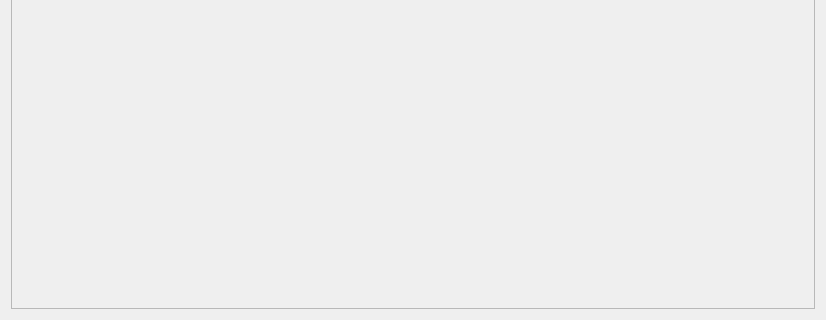
Qt form widgetdisplayvocab.ui (EldernXa/LearnVocab) before a commit; both pictures show x 0 to 826 and y 225 to 545 of the 826 by 545 pixel window.
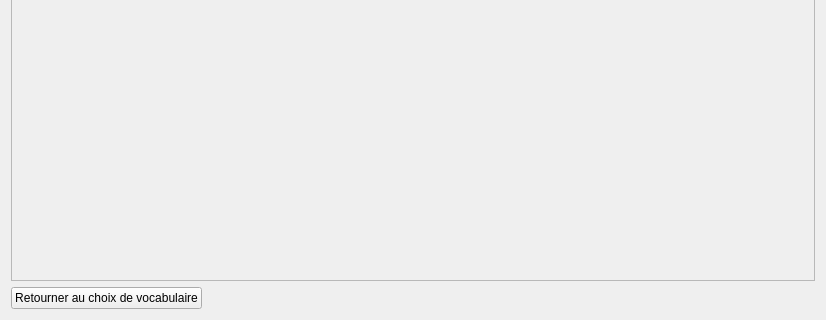
The same form after that commit.

What changed in the file:
```diff
--- a/widgetdisplayvocab.ui
+++ b/widgetdisplayvocab.ui
@@ -31,7 +31,7 @@
         <x>0</x>
         <y>0</y>
         <width>806</width>
-        <height>525</height>
+        <height>492</height>
        </rect>
       </property>
       <layout class="QVBoxLayout" name="verticalLayout">
@@ -42,6 +42,30 @@
      </widget>
     </widget>
    </item>
+   <item>
+    <layout class="QHBoxLayout" name="horizontalLayout_2">
+     <item>
+      <widget class="QPushButton" name="buttonBack">
+       <property name="text">
+        <string>Retourner au choix de vocabulaire</string>
+       </property>
+      </widget>
+     </item>
+     <item>
+      <spacer name="horizontalSpacer">
+       <property name="orientation">
+        <enum>Qt::Horizontal</enum>
+       </property>
+       <property name="sizeHint" stdset="0">
+        <size>
+         <width>40</width>
+         <height>20</height>
+        </size>
+       </property>
+      </spacer>
+     </item>
+    </layout>
+   </item>
   </layout>
  </widget>
  <resources/>
```
